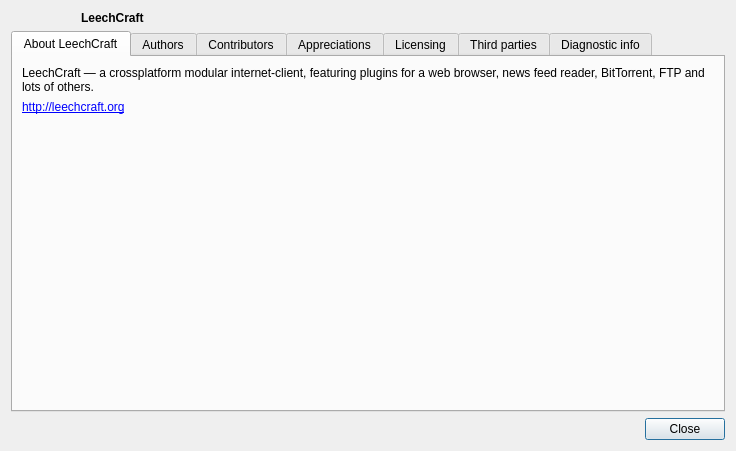
The window that src/aboutdialog.ui (0xd34df00d/leechcraft) describes before a commit, drawn with Qt 5.
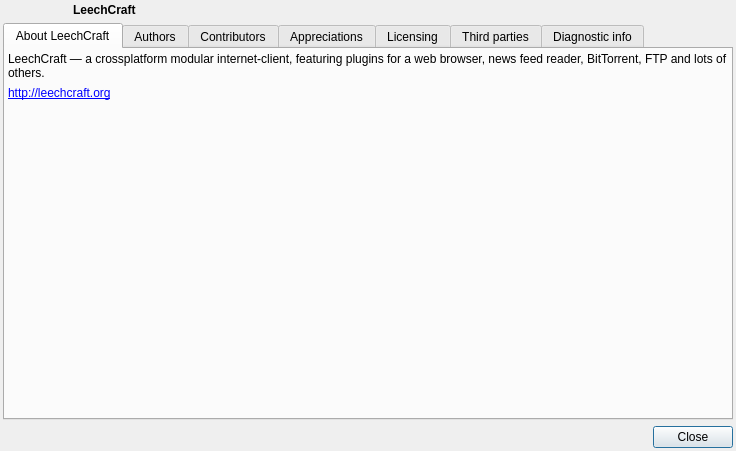
The same window after the commit. Icons and pictures are not drawn.

Commit message: Core: streamlined margins.

Patch:
```diff
--- a/src/aboutdialog.ui
+++ b/src/aboutdialog.ui
@@ -18,6 +18,9 @@
     <normaloff>:/resources/images/leechcraft.svg</normaloff>:/resources/images/leechcraft.svg</iconset>
   </property>
   <layout class="QVBoxLayout" name="verticalLayout">
+   <property name="margin">
+    <number>3</number>
+   </property>
    <item>
     <layout class="QHBoxLayout" name="horizontalLayout">
      <item>
@@ -64,6 +67,9 @@
        <string>About LeechCraft</string>
       </attribute>
       <layout class="QVBoxLayout" name="verticalLayout_2">
+       <property name="margin">
+        <number>3</number>
+       </property>
        <item>
         <widget class="QLabel" name="label">
          <property name="text">
```
Left out of the diff: 15 changed lines with no effect on the pictures.
